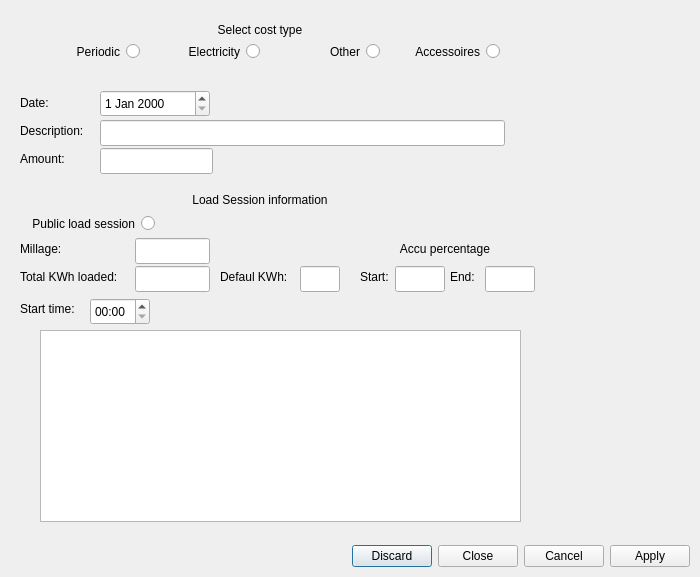
Old version of the form QTLinux/AutoCost/datainputdialog.ui in the repository Cvelthoven/AutoCost.
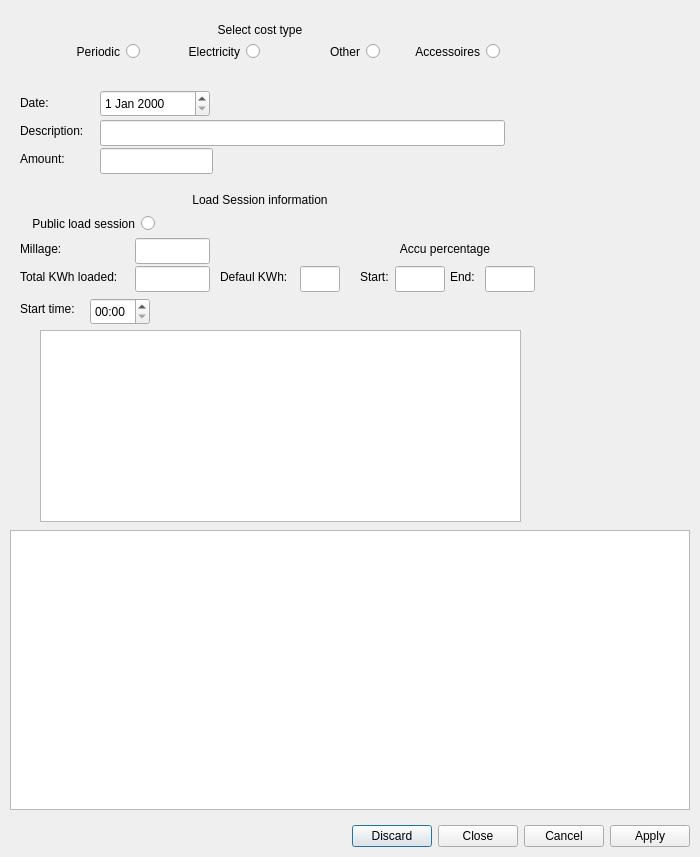
New version of the form.

Commit message: Add tblElectricityCostInput with editable price/KWh and KWh loaded per 15 minutes

```diff
--- a/QTLinux/AutoCost/datainputdialog.ui
+++ b/QTLinux/AutoCost/datainputdialog.ui
@@ -7,7 +7,7 @@
     <x>0</x>
     <y>0</y>
     <width>700</width>
-    <height>577</height>
+    <height>857</height>
    </rect>
   </property>
   <property name="windowTitle">
@@ -17,7 +17,7 @@
    <property name="geometry">
     <rect>
      <x>10</x>
-     <y>540</y>
+     <y>820</y>
      <width>680</width>
      <height>32</height>
     </rect>
@@ -392,6 +392,16 @@
     </rect>
    </property>
   </widget>
+  <widget class="QTableView" name="tblElectricityCostInput">
+   <property name="geometry">
+    <rect>
+     <x>10</x>
+     <y>530</y>
+     <width>680</width>
+     <height>280</height>
+    </rect>
+   </property>
+  </widget>
  </widget>
  <tabstops>
   <tabstop>rbPeriodic</tabstop>
```
The commit also changes 5 other files.
